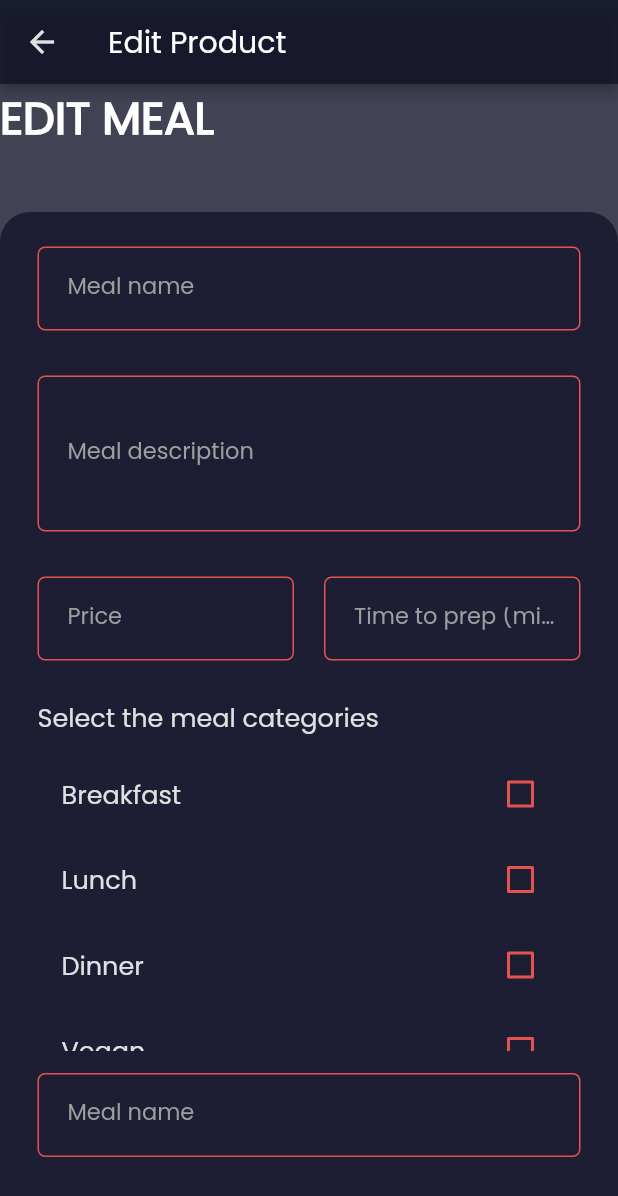
After one commit to JamiuJimoh/food-app, a Flutter app: the UserShopScreen screen opened by its route, after a tap on the "edit" icon, on a phone screen of 412 x 824 dp. The commit adds this screen. Shown: the top 1196 px of the screen. Run offline on Flutter 3.47's test engine with Material 2 defaults, Android fonts, the phone set to English and light mode, and no system bars.

Commit message:
modifying the edit meal screen

```diff
--- a/lib/app_theme.dart
+++ b/lib/app_theme.dart
@@ -17,6 +17,7 @@ class AppTheme {
       iconTheme: IconThemeData(color: _textColor),
       elevation: 3.5,
     ),
+    unselectedWidgetColor: kAccentColor,
     accentColor: _accentColor,
     textTheme: TextTheme(
       bodyText1: TextStyle(color: _textColor),
--- a/lib/constants.dart
+++ b/lib/constants.dart
@@ -6,7 +6,7 @@ const kTitleTextStyle = TextStyle(
   color: Colors.white,
 );
 const kDescTextStyle = TextStyle(
-  fontSize: 18.0,
+  fontSize: 17.0,
   color: kTextColor,
 );
 
@@ -49,6 +49,7 @@ const kSecondaryColor = Color(0xFF1D1E33);
 // const kBorderColor = Color(0xFFa7a6ba);
 const kBorderColor = Color(0xFF8c92ac);
 const kTextColor = Color(0xFFE0E0E0);
+const kFormLabelColor = Color(0xFF9E9E9E);
 
 // const kTextColor = Color(0xCC111328);
 // const kScaffoldColor = Color(0xFFF0F8FF);
--- a/lib/main.dart
+++ b/lib/main.dart
@@ -40,8 +40,8 @@ class MyApp extends StatelessWidget {
           SelectedCategoryScreen.id: (context) => SelectedCategoryScreen(),
           CartScreen.id: (context) => CartScreen(),
           OrdersScreen.id: (context) => OrdersScreen(),
-          UserProductsScreen.id: (context) => UserProductsScreen(),
-          EditProductScreen.id: (context) => EditProductScreen(),
+          UserShopScreen.id: (context) => UserShopScreen(),
+          EditUserMealScreen.id: (context) => EditUserMealScreen(),
         },
       ),
     );
--- a/lib/screens/account_screen.dart
+++ b/lib/screens/account_screen.dart
@@ -57,7 +57,7 @@ class AccountScreen extends StatelessWidget {
             Icons.storefront,
             'My Shop',
             () {
-              Navigator.of(context).pushNamed(UserProductsScreen.id);
+              Navigator.of(context).pushNamed(UserShopScreen.id);
             },
           ),
           _listItem(Icons.electric_moped, 'Deliver With MatLyan', () {}),
--- /dev/null
+++ b/lib/screens/edit_user_meal_screen.dart
@@ -0,0 +1,120 @@
+import 'package:flutter/material.dart';
+import 'package:provider/provider.dart';
+
+import '../providers/providers.dart';
+import '../constants.dart';
+import '../widgets/widgets.dart';
+
+class EditUserMealScreen extends StatefulWidget {
+  static const String id = 'edit_product_screen';
+  @override
+  _EditUserMealScreenState createState() => _EditUserMealScreenState();
+}
+
+class _EditUserMealScreenState extends State<EditUserMealScreen> {
+  List<Category> _categories;
+
+  List<CategoryCheckTile> _getCheckboxItem() {
+    final List<CategoryCheckTile> _checkboxItems = [];
+
+    for (Category category in _categories) {
+      var newItem = CategoryCheckTile(
+        title: category.title,
+      );
+      _checkboxItems.add(newItem);
+    }
+
+    return _checkboxItems;
+  }
+
+  @override
+  Widget build(BuildContext context) {
+    final _categoriesData = Provider.of<Categories>(context);
+    _categories = _categoriesData.categoriesList;
+    return Scaffold(
+      appBar: AppBar(
+        title: Text(
+          'Edit Product',
+        ),
+      ),
+      body: LayoutDesign(
+        //custom layout widget
+        firstColumnChild: Container(
+          child: Text(
+            'EDIT MEAL',
+            style: kTitleTextStyle,
+          ),
+        ),
+        firstColumnFlex: 1,
+        secondColumnFlex: 8,
+        secondColumnChild: Padding(
+          padding: const EdgeInsets.symmetric(vertical: 8.0, horizontal: 25.0),
+          child: SingleChildScrollView(
+            child: Form(
+              child: Column(
+                crossAxisAlignment: CrossAxisAlignment.start,
+                children: [
+                  CustomTextField(
+                    isPasswordInputField: false,
+                    label: 'Meal name',
+                    textInputType: TextInputType.text,
+                    textInputAction: TextInputAction.next,
+                  ),
+                  CustomTextField(
+                    isPasswordInputField: false,
+                    label: 'Meal description',
+                    maxLines: 3,
+                    textInputType: TextInputType.multiline,
+                  ),
+                  Row(
+                    children: [
+                      Expanded(
+                        // flex: 1,
+                        child: CustomTextField(
+                          isPasswordInputField: false,
+                          label: 'Price',
+                          textInputType: TextInputType.number,
+                          textInputAction: TextInputAction.next,
+                        ),
+                      ),
+                      const SizedBox(width: 20.0),
+                      Expanded(
+                        // flex: 2,
+                        child: CustomTextField(
+                          isPasswordInputField: false,
+                          label: 'Time to prep (minutes)',
+                          textInputType: TextInputType.number,
+                          textInputAction: TextInputAction.next,
+                        ),
+                      ),
+                    ],
+                  ),
+                  const SizedBox(height: 10.0),
+                  Text(
+                    'Select the meal categories',
+                    style: kDescTextStyle,
+                  ),
+                  const SizedBox(height: 10.0),
+                  SizedBox(
+                    height: 200.0,
+                    child: ListView(
+                      children: [
+                        ..._getCheckboxItem(),
+                      ],
+                    ),
+                  ),
+                  CustomTextField(
+                    isPasswordInputField: false,
+                    label: 'Meal name',
+                    textInputType: TextInputType.text,
+                    textInputAction: TextInputAction.next,
+                  ),
+                ],
+              ),
+            ),
+          ),
+        ),
+      ),
+    );
+  }
+}
--- a/lib/screens/screens.dart
+++ b/lib/screens/screens.dart
@@ -9,5 +9,5 @@ export 'account_screen.dart';
 export 'selected_category_screen..dart';
 export 'orders_screen.dart';
 export 'cart_screen.dart';
-export 'user_products_screen.dart';
-export 'edit_product_creen.dart';
+export 'user_shop_screen.dart';
+export 'edit_user_meal_screen.dart';
--- a/lib/screens/tabs_screen.dart
+++ b/lib/screens/tabs_screen.dart
@@ -43,7 +43,7 @@ class _TabsScreenState extends State<TabsScreen> {
         type: BottomNavigationBarType.fixed,
         items: [
           BottomNavigationBarItem(
-            icon: Icon(Icons.roofing),
+            icon: Icon(Icons.home),
             label: 'Home',
           ),
           // BottomNavigationBarItem(
--- a/lib/screens/user_products_screen.dart
+++ b/lib/screens/user_shop_screen.dart
@@ -2,10 +2,10 @@ import 'package:flutter/material.dart';
 import 'package:food_delivery/constants.dart';
 import 'package:provider/provider.dart';
 
-import '../widgets/user_product_item.dart';
+import '../widgets/user_meal_item.dart';
 import '../providers/meals.dart';
 
-class UserProductsScreen extends StatelessWidget {
+class UserShopScreen extends StatelessWidget {
   static const String id = 'user_products_screen';
   @override
   Widget build(BuildContext context) {
@@ -24,7 +24,7 @@ class UserProductsScreen extends StatelessWidget {
         itemCount: mealsData.mealsListLength,
         itemBuilder: (ctx, i) => Column(
           children: [
-            UserProductItem(
+            UserMealItem(
               imageUrl: mealsData.items[i].imageUrl,
               title: mealsData.items[i].title,
             ),
--- /dev/null
+++ b/lib/widgets/category_check_til.dart
@@ -0,0 +1,58 @@
+import 'package:flutter/material.dart';
+
+import '../constants.dart';
+
+class CategoryCheckTile extends StatefulWidget {
+  final String title;
+
+  CategoryCheckTile({@required this.title});
+  @override
+  _CategoryCheckTileState createState() => _CategoryCheckTileState();
+}
+
+class _CategoryCheckTileState extends State<CategoryCheckTile> {
+  var _isChecked = false;
+
+  void _checkboxCallback(bool checkboxState) {
+    setState(() {
+      _isChecked = checkboxState;
+    });
+  }
+
+  @override
+  Widget build(BuildContext context) {
+    return Padding(
+      padding: const EdgeInsets.only(top: 1.0),
+      child: ListTile(
+        tileColor: kScaffoldColor,
+        title: Text(
+          widget.title,
+          style: kDescTextStyle,
+        ),
+        trailing: CatCheckbox(
+          checkboxState: _isChecked,
+          toggleCheckboxState: _checkboxCallback,
+        ),
+      ),
+    );
+  }
+}
+
+/////////////// CHECKBOX WIDGET //////////////
+
+class CatCheckbox extends StatelessWidget {
+  final bool checkboxState;
+  final Function toggleCheckboxState;
+
+  CatCheckbox({
+    @required this.checkboxState,
+    @required this.toggleCheckboxState,
+  });
+  @override
+  Widget build(BuildContext context) {
+    return Checkbox(
+      value: checkboxState,
+      onChanged: toggleCheckboxState,
+    );
+  }
+}
--- a/lib/widgets/custom_textfield.dart
+++ b/lib/widgets/custom_textfield.dart
@@ -6,17 +6,21 @@ class CustomTextField extends StatelessWidget {
   final String label;
   final TextInputType textInputType;
   final bool isPasswordInputField;
+  final TextInputAction textInputAction;
+  final int maxLines;
 
   const CustomTextField({
     @required this.label,
     @required this.textInputType,
     @required this.isPasswordInputField,
+    this.textInputAction,
+    this.maxLines,
   });
 
   OutlineInputBorder _outlineInputBorder(Color color) {
     return OutlineInputBorder(
       borderRadius: BorderRadius.all(
-        Radius.circular(50.0),
+        Radius.circular(5.0),
       ),
       borderSide: BorderSide(color: color),
     );
@@ -26,15 +30,16 @@ class CustomTextField extends StatelessWidget {
   Widget build(BuildContext context) {
     return Container(
       padding: const EdgeInsets.only(top: 15.0, bottom: 15.0),
-      child: TextField(
+      child: TextFormField(
         keyboardType: textInputType,
+        textInputAction: textInputAction,
+        maxLines: maxLines,
         decoration: InputDecoration(
           enabledBorder: _outlineInputBorder(kAccentColor),
           contentPadding: const EdgeInsets.fromLTRB(20, 16, 12, 16),
-          hintText: label,
-          hintStyle: kDescTextStyle.copyWith(
-            color: Colors.grey[500],
-            fontSize: 17.0,
+          labelText: label,
+          labelStyle: kBodyTextStyle.copyWith(
+            color: kFormLabelColor,
           ),
           focusedBorder: _outlineInputBorder(kAccentColor2),
         ),
--- /dev/null
+++ b/lib/widgets/layout_design.dart
@@ -0,0 +1,43 @@
+import 'package:flutter/material.dart';
+import 'package:food_delivery/constants.dart';
+
+enum ColumnFlexValue { firstColumn, secondColumn }
+
+class LayoutDesign extends StatelessWidget {
+  final int firstColumnFlex;
+  final Widget firstColumnChild;
+  final int secondColumnFlex;
+  final Widget secondColumnChild;
+
+  LayoutDesign({
+    @required this.firstColumnFlex,
+    @required this.secondColumnFlex,
+    @required this.firstColumnChild,
+    @required this.secondColumnChild,
+  });
+  @override
+  Widget build(BuildContext context) {
+    return Column(
+      crossAxisAlignment: CrossAxisAlignment.start,
+      children: [
+        Expanded(
+          flex: firstColumnFlex,
+          child: firstColumnChild,
+        ),
+        Expanded(
+          flex: secondColumnFlex,
+          child: Container(
+            child: secondColumnChild,
+            decoration: BoxDecoration(
+              color: kSecondaryColor,
+              borderRadius: BorderRadius.only(
+                topLeft: Radius.circular(20.0),
+                topRight: Radius.circular(20.0),
+              ),
+            ),
+          ),
+        ),
+      ],
+    );
+  }
+}
--- /dev/null
+++ b/lib/widgets/user_meal_item.dart
@@ -0,0 +1,78 @@
+import 'package:flutter/material.dart';
+
+import '../constants.dart';
+import '../screens/edit_user_meal_screen.dart';
+
+class UserMealItem extends StatefulWidget {
+  final String title;
+  final String imageUrl;
+
+  UserMealItem({
+    @required this.title,
+    @required this.imageUrl,
+  });
+
+  @override
+  _UserMealItemState createState() => _UserMealItemState();
+}
+
+class _UserMealItemState extends State<UserMealItem> {
+  var _isActive = true;
+
+  @override
+  Widget build(BuildContext context) {
+    return ColorFiltered(
+      colorFilter: ColorFilter.mode(
+        _isActive ? Colors.white : Colors.grey,
+        BlendMode.modulate,
+      ),
+      child: ListTile(
+        leading: CircleAvatar(
+          radius: 40.0,
+          backgroundImage: AssetImage(widget.imageUrl),
+        ),
+        title: Column(
+          crossAxisAlignment: CrossAxisAlignment.start,
+          children: [
+            Text(
+              widget.title,
+              style: kDescTextStyle,
+            ),
+            Row(
+              children: [
+                IconButton(
+                  icon: Icon(
+                    Icons.delete,
+                    size: 23,
+                  ),
+                  onPressed: () => print('delete'),
+                ),
+                const SizedBox(width: 20.0),
+                IconButton(
+                  icon: Icon(
+                    Icons.edit,
+                    size: 23,
+                  ),
+                  onPressed: () =>
+                      Navigator.of(context).pushNamed(EditUserMealScreen.id),
+                ),
+              ],
+            ),
+          ],
+        ),
+        trailing: Switch(
+          activeColor: kAccentColor3,
+          inactiveThumbColor: kAccentColor,
+          inactiveTrackColor: kScaffoldColor,
+          value: _isActive,
+          onChanged: (value) {
+            setState(() {
+              print(value);
+              _isActive = !_isActive;
+            });
+          },
+        ),
+      ),
+    );
+  }
+}
--- a/lib/widgets/widgets.dart
+++ b/lib/widgets/widgets.dart
@@ -18,4 +18,6 @@ export 'counter.dart';
 export 'order_item.dart';
 export 'add_to_cart.dart';
 export 'custom_dialog.dart';
-export 'user_product_item.dart';
+export 'user_meal_item.dart';
+export 'category_check_til.dart';
+export 'layout_design.dart';
```
Also changed, not shown: lib/screens/cart_screen.dart (+3 -4 lines), lib/screens/edit_product_creen.dart (deleted, +0 -20 lines), lib/widgets/user_product_item.dart (deleted, +0 -118 lines).
